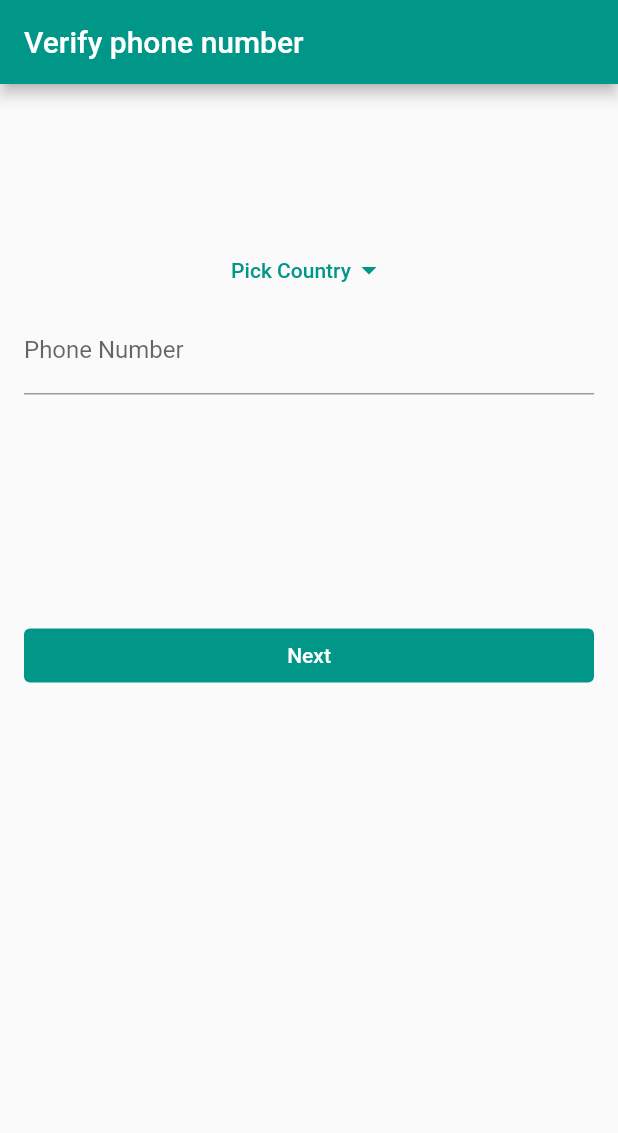
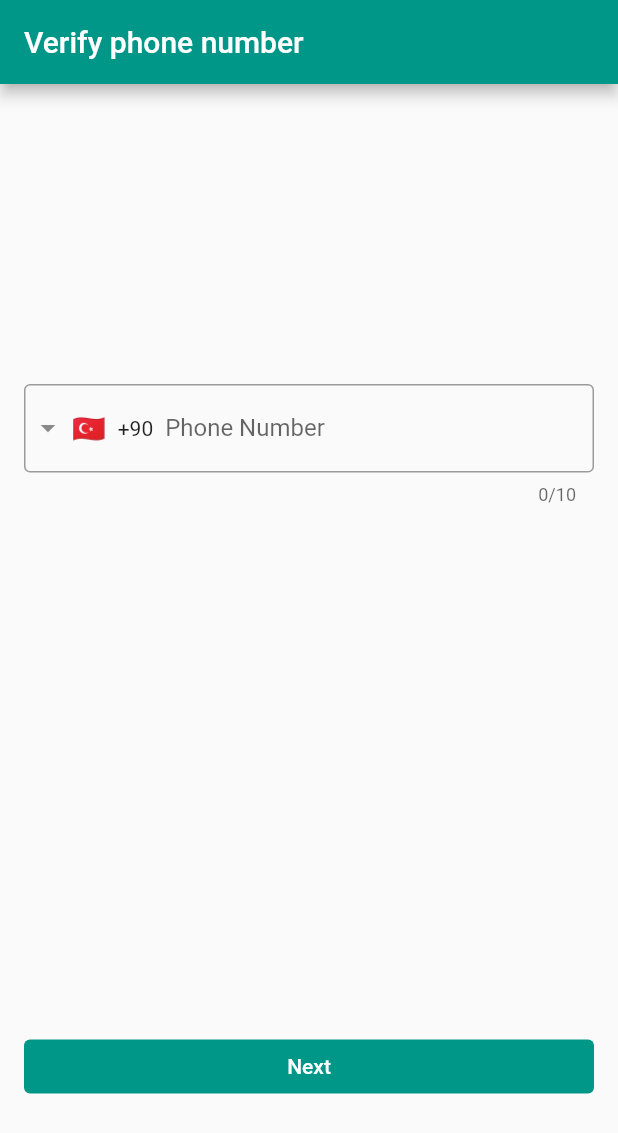
Before and after one commit to yakubsubasi/yo_chat, a Flutter app: the screen it shows after launch, on a phone screen of 412 x 824 dp. Shown: the top 1133 px of the screen. Run offline on Flutter 3.47's test engine with Material 2 defaults, Android fonts, the light colour scheme and no system bars; drawn by our look-alikes of intl_phone_field; our stand-ins replace cloud_firestore, firebase_auth, firebase_core, get; missing offline and left inert: cloud_firestore_odm; accounts and stored records are empty.

Commit message:
login page country code picker eklendi, UI düzenlendi

```diff
--- a/lib/pages/login_page/login_page.controller.dart
+++ b/lib/pages/login_page/login_page.controller.dart
@@ -1,6 +1,3 @@
-import 'package:country_calling_code_picker/country.dart';
-import 'package:country_calling_code_picker/functions.dart';
-import 'package:country_calling_code_picker/picker.dart';
 import 'package:flutter/material.dart';
 import 'package:get/get.dart';
 import 'package:yo_chat/controllers/authentication_controller.dart';
@@ -9,30 +6,8 @@ class LoginPageController extends GetxController {
   final phoneNumber = ''.obs;
   final phoneNumberError = RxnString();
 
-  late final Country selectedCountry;
-
-  void onCountryPickerPressed() async {
-    final country = Get.to(PickerPage());
-  }
-
   void login() {
     final authController = Get.find<AuthenticationController>();
     authController.login(phoneNumber.value);
   }
 }
-
-class PickerPage extends StatelessWidget {
-  @override
-  Widget build(BuildContext context) {
-    return Scaffold(
-      appBar: AppBar(
-        title: Text('Select Country'),
-      ),
-      body: Container(
-        child: CountryPickerWidget(
-          onSelected: (country) => Navigator.pop(context, country),
-        ),
-      ),
-    );
-  }
-}
--- a/lib/pages/login_page/login_page.dart
+++ b/lib/pages/login_page/login_page.dart
@@ -1,6 +1,6 @@
-import 'package:country_calling_code_picker/picker.dart';
 import 'package:flutter/material.dart';
 import 'package:get/get.dart';
+import 'package:intl_phone_field/intl_phone_field.dart';
 import 'package:yo_chat/pages/login_page/login_page.controller.dart';
 
 class LoginPage extends StatelessWidget {
@@ -17,38 +17,30 @@ class LoginPage extends StatelessWidget {
           padding: EdgeInsets.symmetric(horizontal: 16),
           child: Column(
             children: [
-              SizedBox(height: 100),
+              SizedBox(height: 200),
               Obx(
                 () => Column(
                   crossAxisAlignment: CrossAxisAlignment.stretch,
                   children: [
-                    TextButton(
-                      onPressed: () {
-                        controller.onCountryPickerPressed();
-                      },
-                      child: Row(
-                        mainAxisAlignment: MainAxisAlignment.center,
-                        children: [
-                          Text('Pick Country'),
-                          Icon(Icons.arrow_drop_down)
-                        ],
-                      ),
-                    ),
-                    TextField(
+                    IntlPhoneField(
                       decoration: InputDecoration(
                         errorText: controller.phoneNumberError.value,
                         labelText: 'Phone Number',
+                        border: OutlineInputBorder(
+                          borderSide: BorderSide(),
+                        ),
                       ),
-                      keyboardType: TextInputType.phone,
-                      onChanged: (value) {
-                        controller.phoneNumber.value = value;
+                      initialCountryCode: 'TR',
+                      onChanged: (phone) {
+                        controller.phoneNumber.value = phone.toString();
+                        print(phone.completeNumber);
                       },
                     ),
-                    SizedBox(
-                      height: 150,
-                    ),
+                    SizedBox(height: 350),
                     TextButton(
-                        onPressed: () {},
+                        onPressed: () {
+                          controller.login();
+                        },
                         child: Text('Next'),
                         style: ButtonStyle(
                             foregroundColor:
--- a/pubspec.yaml
+++ b/pubspec.yaml
@@ -41,7 +41,8 @@ dependencies:
   json_annotation: ^4.4.0
   cloud_firestore: ^3.1.13
   firebase_messaging: ^11.2.14
-  country_calling_code_picker: ^2.0.1
+  intl_phone_field: ^3.1.0
+
 
 dev_dependencies:
   flutter_test:
```
Also changed, not shown: pubspec.lock.
